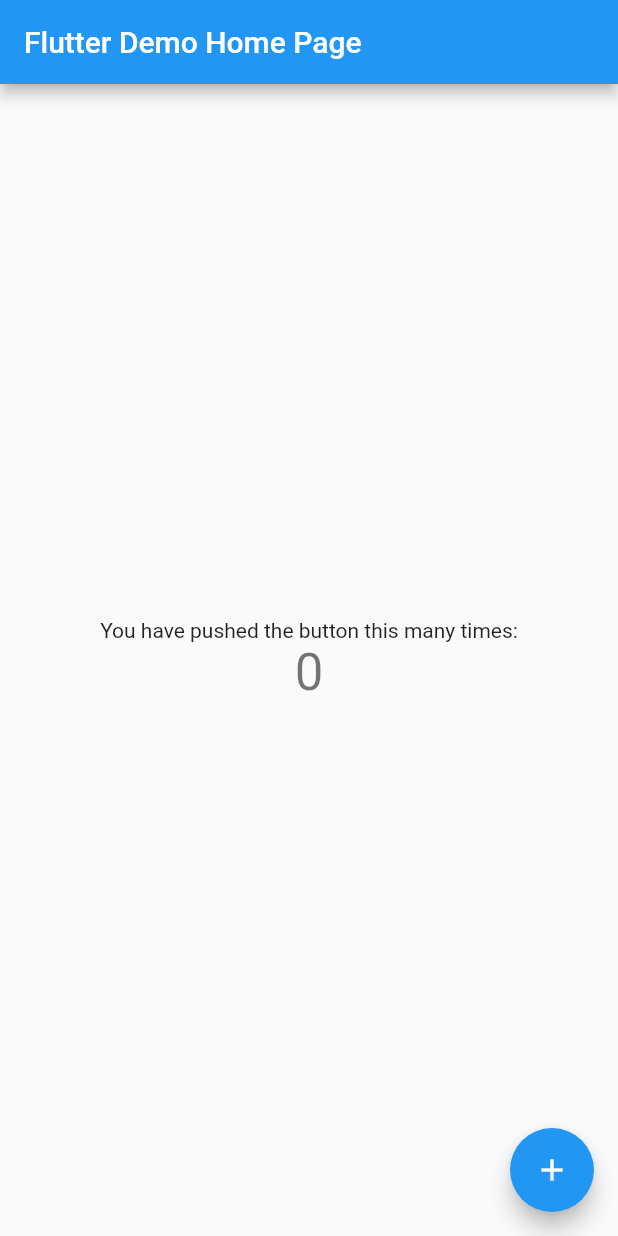
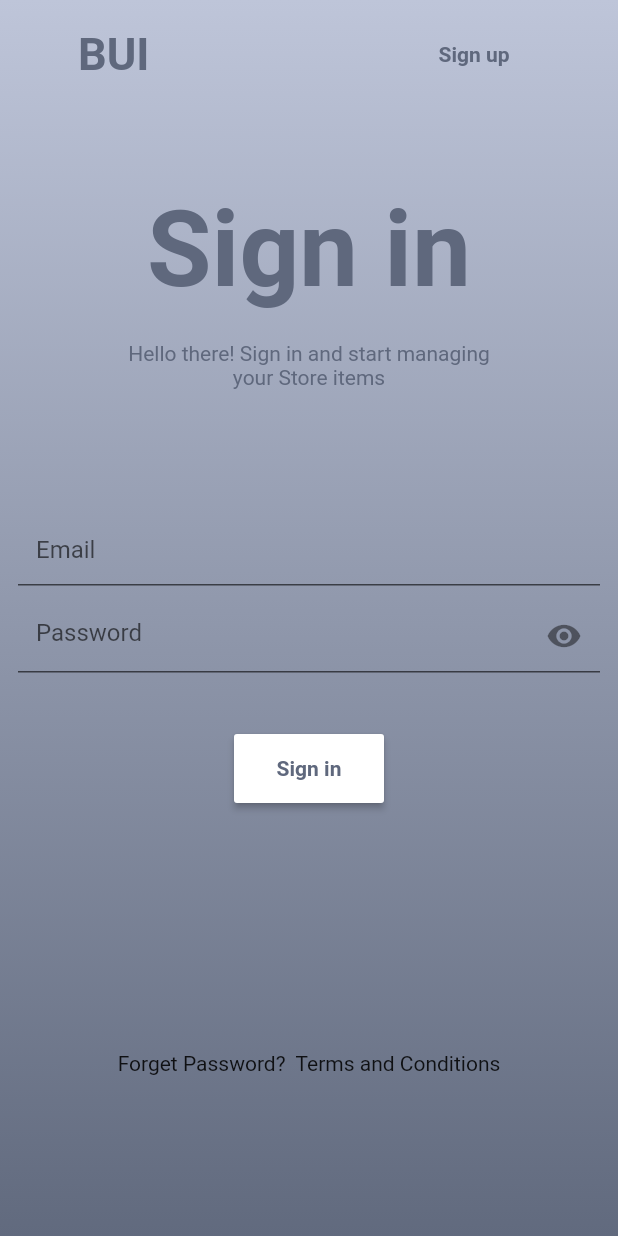
Before and after one commit to babakcode/bui_manager, a Flutter app: the screen it shows after launch, on a phone screen of 412 x 824 dp. Run offline on Flutter 3.47's test engine with Material 2 defaults, Android fonts, the phone set to English and light mode, and no system bars.

Commit message:
create sign in page

```diff
--- a/lib/main.dart
+++ b/lib/main.dart
@@ -1,3 +1,4 @@
+import 'package:bui_managers/ui/sign_in/sign_in_page.dart';
 import 'package:flutter/material.dart';
 
 void main() {
@@ -7,109 +8,15 @@
 class MyApp extends StatelessWidget {
   const MyApp({super.key});
 
-  // This widget is the root of your application.
   @override
   Widget build(BuildContext context) {
     return MaterialApp(
       title: 'BUI Managers',
+      debugShowCheckedModeBanner: false,
       theme: ThemeData(
-        // This is the theme of your application.
-        //
-        // Try running your application with "flutter run". You'll see the
-        // application has a blue toolbar. Then, without quitting the app, try
-        // changing the primarySwatch below to Colors.green and then invoke
-        // "hot reload" (press "r" in the console where you ran "flutter run",
-        // or simply save your changes to "hot reload" in a Flutter IDE).
-        // Notice that the counter didn't reset back to zero; the application
-        // is not restarted.
         primarySwatch: Colors.blue,
       ),
-      home: const MyHomePage(title: 'Flutter Demo Home Page'),
+      home: const SignInPage(),
     );
   }
 }
-
-class MyHomePage extends StatefulWidget {
-  const MyHomePage({super.key, required this.title});
-
-  // This widget is the home page of your application. It is stateful, meaning
-  // that it has a State object (defined below) that contains fields that affect
-  // how it looks.
-
-  // This class is the configuration for the state. It holds the values (in this
-  // case the title) provided by the parent (in this case the App widget) and
-  // used by the build method of the State. Fields in a Widget subclass are
-  // always marked "final".
-
-  final String title;
-
-  @override
-  State<MyHomePage> createState() => _MyHomePageState();
-}
-
-class _MyHomePageState extends State<MyHomePage> {
-  int _counter = 0;
-
-  void _incrementCounter() {
-    setState(() {
-      // This call to setState tells the Flutter framework that something has
-      // changed in this State, which causes it to rerun the build method below
-      // so that the display can reflect the updated values. If we changed
-      // _counter without calling setState(), then the build method would not be
-      // called again, and so nothing would appear to happen.
-      _counter++;
-    });
-  }
-
-  @override
-  Widget build(BuildContext context) {
-    // This method is rerun every time setState is called, for instance as done
-    // by the _incrementCounter method above.
-    //
-    // The Flutter framework has been optimized to make rerunning build methods
-    // fast, so that you can just rebuild anything that needs updating rather
-    // than having to individually change instances of widgets.
-    return Scaffold(
-      appBar: AppBar(
-        // Here we take the value from the MyHomePage object that was created by
-        // the App.build method, and use it to set our appbar title.
-        title: Text(widget.title),
-      ),
-      body: Center(
-        // Center is a layout widget. It takes a single child and positions it
-        // in the middle of the parent.
-        child: Column(
-          // Column is also a layout widget. It takes a list of children and
-          // arranges them vertically. By default, it sizes itself to fit its
-          // children horizontally, and tries to be as tall as its parent.
-          //
-          // Invoke "debug painting" (press "p" in the console, choose the
-          // "Toggle Debug Paint" action from the Flutter Inspector in Android
-          // Studio, or the "Toggle Debug Paint" command in Visual Studio Code)
-          // to see the wireframe for each widget.
-          //
-          // Column has various properties to control how it sizes itself and
-          // how it positions its children. Here we use mainAxisAlignment to
-          // center the children vertically; the main axis here is the vertical
-          // axis because Columns are vertical (the cross axis would be
-          // horizontal).
-          mainAxisAlignment: MainAxisAlignment.center,
-          children: <Widget>[
-            const Text(
-              'You have pushed the button this many times:',
-            ),
-            Text(
-              '$_counter',
-              style: Theme.of(context).textTheme.headline4,
-            ),
-          ],
-        ),
-      ),
-      floatingActionButton: FloatingActionButton(
-        onPressed: _incrementCounter,
-        tooltip: 'Increment',
-        child: const Icon(Icons.add),
-      ), // This trailing comma makes auto-formatting nicer for build methods.
-    );
-  }
-}
--- /dev/null
+++ b/lib/ui/sign_in/sign_in_page.dart
@@ -0,0 +1,128 @@
+import 'package:flutter/material.dart';
+
+class SignInPage extends StatelessWidget {
+  const SignInPage({Key? key}) : super(key: key);
+
+  @override
+  Widget build(BuildContext context) {
+    return Scaffold(
+      body: Container(
+        width: double.infinity,
+        height: MediaQuery.of(context).size.height,
+        decoration: const BoxDecoration(
+          gradient: LinearGradient(
+            colors: [
+              Color(0xffbec5d9),
+              Color(0xff616a7e),
+            ],
+            begin: Alignment.topCenter,
+            end: Alignment.bottomCenter,
+          ),
+        ),
+        child: SingleChildScrollView(
+          child: Padding(
+            padding: const EdgeInsets.all(12.0),
+            child: Column(
+              mainAxisSize: MainAxisSize.max,
+              crossAxisAlignment: CrossAxisAlignment.center,
+              children: [
+                Padding(
+                  padding: const EdgeInsets.symmetric(horizontal: 40.0),
+                  child: Row(
+                    mainAxisAlignment: MainAxisAlignment.spaceBetween,
+                    children: [
+                      const Text(
+                        'BUI',
+                        style: TextStyle(
+                            color: Color(0xff5f687d),
+                            fontSize: 30,
+                            fontWeight: FontWeight.bold),
+                      ),
+                      MaterialButton(
+                        onPressed: () {},
+                        child: const Text(
+                          'Sign up',
+                          style: TextStyle(
+                              color: Color(0xff5f687d),
+                              fontWeight: FontWeight.bold),
+                        ),
+                      )
+                    ],
+                  ),
+                ),
+                SizedBox(
+                  height: MediaQuery.of(context).size.height * .08,
+                ),
+                const Text(
+                  'Sign in',
+                  style: TextStyle(
+                      color: Color(0xff5f687d),
+                      fontSize: 70,
+                      fontWeight: FontWeight.bold),
+                ),
+                const SizedBox(
+                  height: 20,
+                ),
+                const Text(
+                  'Hello there! Sign in and start managing\nyour Store items',
+                  textAlign: TextAlign.center,
+                  style: TextStyle(
+                    color: Color(0xff5f687d),
+                  ),
+                ),
+                SizedBox(
+                  height: MediaQuery.of(context).size.height * .1,
+                ),
+                ConstrainedBox(
+                  constraints: const BoxConstraints(maxWidth: 400),
+                  child: const TextField(
+                    decoration: InputDecoration(
+                        hintText: 'Email',
+                        fillColor: Colors.transparent,
+                        filled: true),
+                  ),
+                ),
+                const SizedBox(
+                  height: 10,
+                ),
+                ConstrainedBox(
+                  constraints: const BoxConstraints(maxWidth: 400),
+                  child: TextField(
+                    decoration: InputDecoration(
+                        hintText: 'Password',
+                        fillColor: Colors.transparent,
+                        suffixIcon: IconButton(onPressed: () {}, icon: Icon(Icons.visibility)),
+                        filled: true),
+                  ),
+                ),
+                const SizedBox(
+                  height: 40,
+                ),
+                MaterialButton(
+                  color: Colors.white,
+                  onPressed: () {},
+                  minWidth: 100,
+                  height: 46,
+                  child: const Text(
+                    'Sign in',
+                    style: TextStyle(
+                      color: Color(0xff5f687d),
+                      fontWeight: FontWeight.bold
+                    ),
+                  ),
+                ),
+                SizedBox(height: MediaQuery.of(context).size.height * .2),
+                const Align(
+                  alignment: Alignment.bottomCenter,
+                  child: Text(
+                    'Forget Password?  Terms and Conditions',
+                  ),
+                )
+              ],
+            ),
+          ),
+        ),
+      ),
+    );
+  }
+}
--- a/pubspec.yaml
+++ b/pubspec.yaml
@@ -36,6 +36,8 @@
   # The following adds the Cupertino Icons font to your application.
   # Use with the CupertinoIcons class for iOS style icons.
   cupertino_icons: ^1.0.2
+  phlox_animations: any
+
 
 dev_dependencies:
   flutter_test:
```
Also changed, not shown: pubspec.lock.
